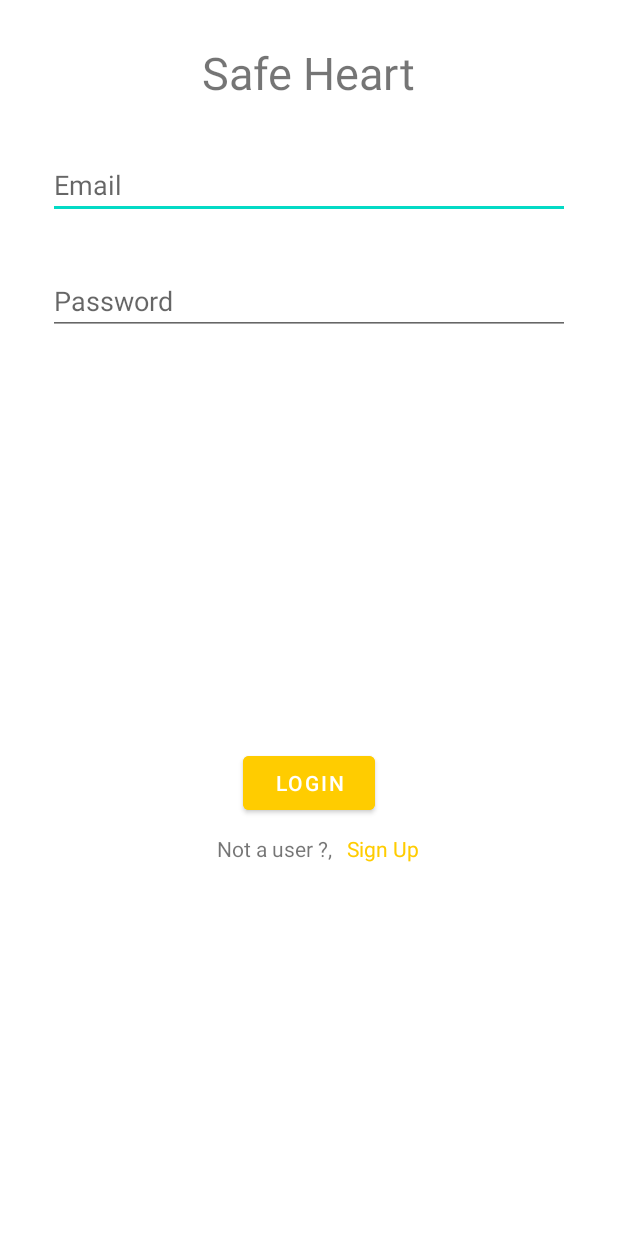
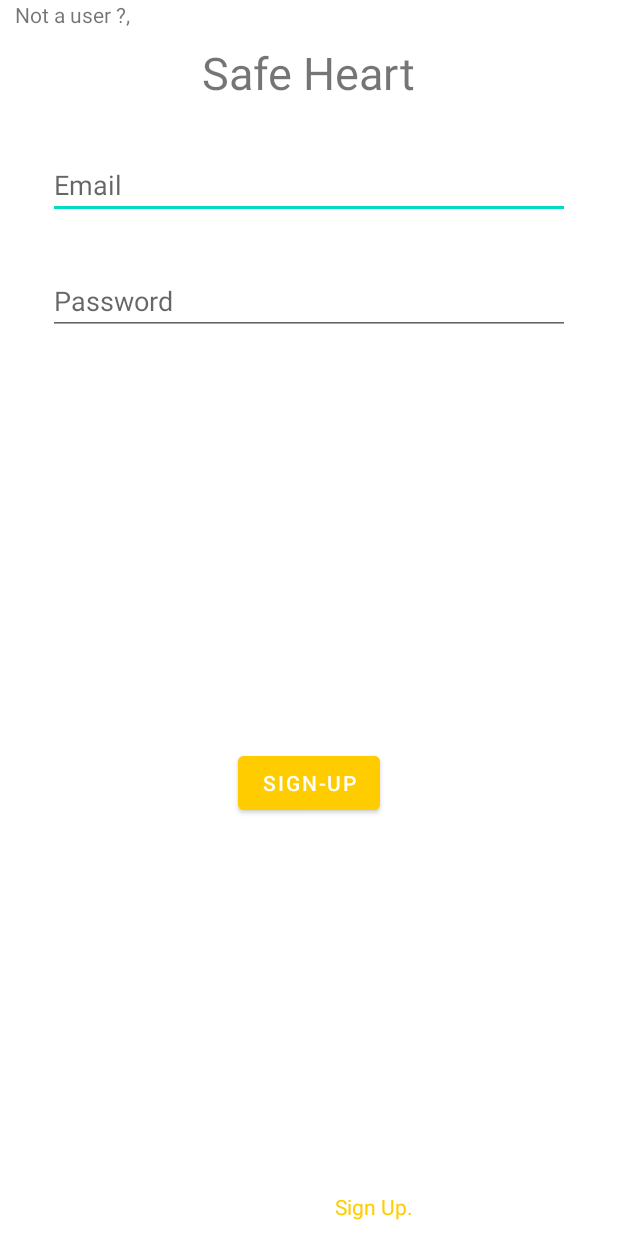
Before and after one commit to jnhendry/FZA3077_Assignment2, an Android app: the screen it shows after launch (MainActivity), on a phone screen of 412 x 824 dp. Run offline under Robolectric (Android 15) with nearby library versions, the phone set to English and light mode, and no system bars; our stand-ins replace Firebase (no records; nobody signed in at launch, a user with empty details on screens opened directly).

```diff
--- a/app/src/main/res/layout/activity_login.xml
+++ b/app/src/main/res/layout/activity_login.xml
@@ -39,7 +39,7 @@
         android:layout_height="wrap_content"
         android:layout_marginBottom="4dp"
         android:backgroundTint="@color/colorPrimary"
-        android:text="Login"
+        android:text="Sign-Up"
         app:layout_constraintBottom_toBottomOf="parent"
         app:layout_constraintEnd_toEndOf="parent"
         app:layout_constraintHorizontal_bias="0.499"
@@ -67,28 +67,25 @@
         android:layout_margin="10dp"
         android:layout_marginTop="16dp"
         android:text="Not a user ?,"
-        app:layout_constraintBottom_toBottomOf="parent"
-        app:layout_constraintEnd_toEndOf="@+id/btnLogin"
-        app:layout_constraintHorizontal_bias="0.88"
+        app:layout_constraintEnd_toStartOf="@+id/txtLogin"
+        app:layout_constraintHorizontal_bias="1.0"
         app:layout_constraintStart_toStartOf="parent"
-        app:layout_constraintTop_toBottomOf="@+id/btnLogin"
-        app:layout_constraintVertical_bias="0.0" />
+        app:layout_constraintTop_toBottomOf="@+id/logInButton" />
 
     <TextView
         android:id="@+id/txtSignUp"
         android:layout_width="wrap_content"
         android:layout_height="wrap_content"
         android:layout_margin="10dp"
-        android:layout_marginStart="16dp"
-        android:layout_marginTop="16dp"
-        android:text="Sign Up"
+        android:layout_marginStart="10dp"
+        android:layout_marginEnd="16dp"
+        android:text="Sign Up."
         android:textColor="@color/colorPrimary"
         app:layout_constraintBottom_toBottomOf="parent"
         app:layout_constraintEnd_toEndOf="parent"
-        app:layout_constraintHorizontal_bias="0.0"
         app:layout_constraintStart_toEndOf="@+id/not_user_text"
-        app:layout_constraintTop_toBottomOf="@+id/btnLogin"
-        app:layout_constraintVertical_bias="0.0" />
+        app:layout_constraintTop_toBottomOf="@+id/logInButton"
+        app:layout_constraintVertical_bias="0.15" />
 
 
 </androidx.constraintlayout.widget.ConstraintLayout>
```
Also changed, not shown: app/src/main/java/com/hotmail/jamesnhendry/fza3077/signupClinitian.java (+23 -0 lines).
